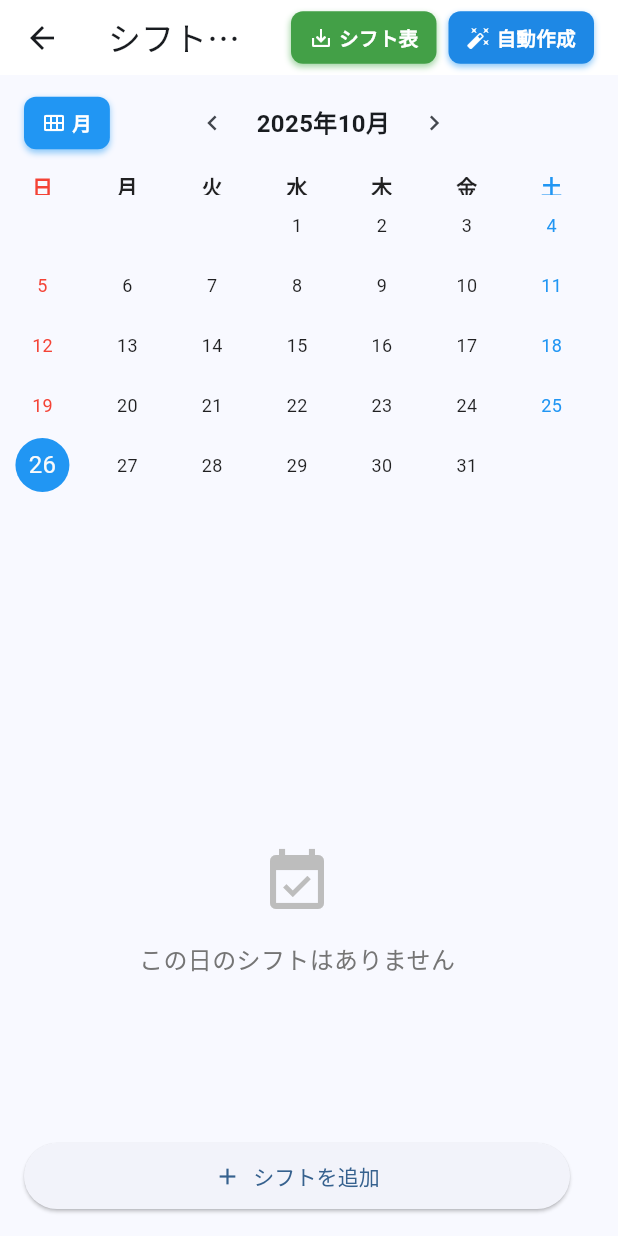
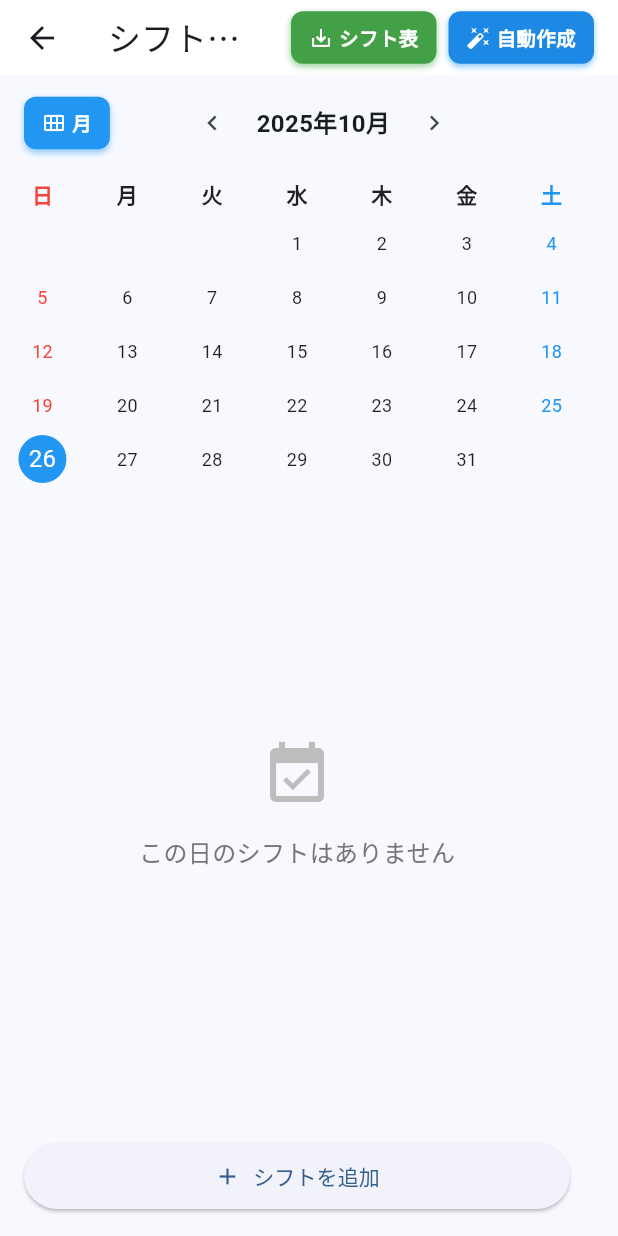
Before and after one commit to shi-takahashi/shift_kobo, a Flutter app: the CalendarScreen screen opened directly with empty values, on a phone screen of 412 x 824 dp. Run offline on Flutter 3.47's test engine with Material 3 defaults, Android fonts, the phone set to English and light mode, and no system bars; drawn by our look-alikes of table_calendar; our stand-ins replace cloud_firestore, cloud_functions, file_picker, firebase_auth, firebase_core, firebase_messaging and 8 more; missing offline and left inert: excel, holiday_jp; accounts and stored records are empty; network calls fail.

Commit message:
シフト管理画面の表示改善

```diff
--- a/lib/screens/calendar_screen.dart
+++ b/lib/screens/calendar_screen.dart
@@ -1,20 +1,22 @@
+import 'package:flutter/foundation.dart' show kIsWeb;
 import 'package:flutter/material.dart';
 import 'package:flutter/services.dart';
+import 'package:holiday_jp/holiday_jp.dart' as holiday_jp;
+import 'package:provider/provider.dart';
 import 'package:table_calendar/table_calendar.dart';
-import 'package:provider/provider.dart';
-import 'package:holiday_jp/holiday_jp.dart' as holiday_jp;
+
 import '../models/app_user.dart';
+import '../models/shift.dart';
+import '../models/shift_time_setting.dart';
+import '../models/shift_type.dart' as old_shift_type;
+import '../models/staff.dart';
+import '../providers/monthly_requirements_provider.dart';
 import '../providers/shift_provider.dart';
+import '../providers/shift_time_provider.dart';
 import '../providers/staff_provider.dart';
-import '../providers/shift_time_provider.dart';
-import '../providers/monthly_requirements_provider.dart';
-import '../models/shift.dart';
-import '../models/staff.dart';
-import '../models/shift_type.dart' as old_shift_type;
-import '../models/shift_time_setting.dart';
-import '../widgets/shift_edit_dialog.dart';
 import '../utils/japanese_calendar_utils.dart';
 import '../widgets/auto_assignment_dialog.dart';
+import '../widgets/shift_edit_dialog.dart';
 import '../widgets/shift_quick_action_dialog.dart';
 import 'export_screen.dart';
 
@@ -32,13 +34,15 @@ class CalendarScreen extends StatefulWidget {
 
 class _CalendarScreenState extends State<CalendarScreen> {
   late final ValueNotifier<List<Shift>> _selectedShifts;
-  CalendarFormat _calendarFormat = CalendarFormat.month;
+  late CalendarFormat _calendarFormat;
   DateTime _focusedDay = DateTime.now();
   DateTime? _selectedDay;
 
   @override
   void initState() {
     super.initState();
+    // Web版ではデフォルトを週表示、アプリ版は月表示
+    _calendarFormat = kIsWeb ? CalendarFormat.week : CalendarFormat.month;
     _selectedDay = DateTime.now();
     _selectedShifts = ValueNotifier(_getShiftsForDay(_selectedDay!));
   }
@@ -47,6 +51,23 @@ class _CalendarScreenState extends State<CalendarScreen> {
   void dispose() {
     _selectedShifts.dispose();
     super.dispose();
+  }
+
+  /// 月表示の週数を計算（4週または5週）
+  int _getWeeksInMonth(DateTime month) {
+    final firstDay = DateTime(month.year, month.month, 1);
+    final lastDay = DateTime(month.year, month.month + 1, 0);
+
+    // 最初の日の曜日（日曜=0, 月曜=1...土曜=6）
+    final firstWeekday =
+        firstDay.weekday % 7; // Dart weekday: 月=1...日=7 → 日曜始まり: 日=0...土=6
+
+    // 月の日数
+    final daysInMonth = lastDay.day;
+
+    // 必要な週数を計算
+    final totalDays = firstWeekday + daysInMonth;
+    return (totalDays / 7).ceil(); // 4週 or 5週
   }
 
   /// シフトタイプ名から色を取得（新しいShiftTimeSettingに対応）
@@ -144,9 +165,12 @@ class _CalendarScreenState extends State<CalendarScreen> {
                       MaterialPageRoute(
                         builder: (context) => MultiProvider(
                           providers: [
-                            ChangeNotifierProvider<ShiftProvider>.value(value: shiftProvider),
-                            ChangeNotifierProvider<StaffProvider>.value(value: staffProvider),
-                            ChangeNotifierProvider<ShiftTimeProvider>.value(value: shiftTimeProvider),
+                            ChangeNotifierProvider<ShiftProvider>.value(
+                                value: shiftProvider),
+                            ChangeNotifierProvider<StaffProvider>.value(
+                                value: staffProvider),
+                            ChangeNotifierProvider<ShiftTimeProvider>.value(
+                                value: shiftTimeProvider),
                           ],
                           child: ExportScreen(
                             initialMonth: _focusedDay,
@@ -166,7 +190,8 @@ class _CalendarScreenState extends State<CalendarScreen> {
                   },
                   borderRadius: BorderRadius.circular(8.0),
                   child: Padding(
-                    padding: const EdgeInsets.symmetric(horizontal: 12, vertical: 8),
+                    padding:
+                        const EdgeInsets.symmetric(horizontal: 12, vertical: 8),
                     child: Row(
                       mainAxisSize: MainAxisSize.min,
                       children: [
@@ -208,7 +233,8 @@ class _CalendarScreenState extends State<CalendarScreen> {
                     onTap: () => _showAutoAssignmentDialog(context),
                     borderRadius: BorderRadius.circular(8.0),
                     child: Padding(
-                      padding: const EdgeInsets.symmetric(horizontal: 12, vertical: 8),
+                      padding: const EdgeInsets.symmetric(
+                          horizontal: 12, vertical: 8),
                       child: Row(
                         mainAxisSize: MainAxisSize.min,
                         children: [
@@ -240,9 +266,23 @@ class _CalendarScreenState extends State<CalendarScreen> {
             padding: const EdgeInsets.only(right: 16.0),
             child: Column(
               children: [
+                // デプロイ確認用バナー（Web版のみ、一時的）
+                if (kIsWeb)
+                  Container(
+                    width: double.infinity,
+                    padding:
+                        const EdgeInsets.symmetric(vertical: 4, horizontal: 8),
+                    color: Colors.orange.shade100,
+                    child: const Text(
+                      'デプロイ確認: v1.0.4+9 (2025-10-26 22:45 カレンダー高さ可変化)',
+                      style: TextStyle(fontSize: 10, color: Colors.black87),
+                      textAlign: TextAlign.center,
+                    ),
+                  ),
                 // カスタムヘッダー
                 Container(
-                  padding: const EdgeInsets.symmetric(horizontal: 16.0, vertical: 8.0),
+                  padding: const EdgeInsets.symmetric(
+                      horizontal: 16.0, vertical: 8.0),
                   child: Row(
                     children: [
                       // 月/週切り替えボタン（左端に配置）
@@ -261,14 +301,16 @@ class _CalendarScreenState extends State<CalendarScreen> {
                         child: InkWell(
                           onTap: () {
                             setState(() {
-                              _calendarFormat = _calendarFormat == CalendarFormat.month
+                              _calendarFormat =
+                                  _calendarFormat == CalendarFormat.month
                                       ? CalendarFormat.week
                                       : CalendarFormat.month;
                             });
                           },
                           borderRadius: BorderRadius.circular(8.0),
                           child: Padding(
-                            padding: const EdgeInsets.symmetric(horizontal: 12, vertical: 8),
+                            padding: const EdgeInsets.symmetric(
+                                horizontal: 12, vertical: 8),
                             child: Row(
                               mainAxisSize: MainAxisSize.min,
                               children: [
@@ -281,7 +323,9 @@ class _CalendarScreenState extends State<CalendarScreen> {
                                 ),
                                 const SizedBox(width: 4),
                                 Text(
-                                  _calendarFormat == CalendarFormat.month ? '月' : '週',
+                                  _calendarFormat == CalendarFormat.month
+                                      ? '月'
+                                      : '週',
                                   style: const TextStyle(
                                     color: Colors.white,
                                     fontSize: 13,
@@ -299,12 +343,15 @@ class _CalendarScreenState extends State<CalendarScreen> {
                       IconButton(
                         icon: const Icon(Icons.chevron_left, size: 20),
                         onPressed: () {
-                          final isMonthMode = _calendarFormat == CalendarFormat.month;
+                          final isMonthMode =
+                              _calendarFormat == CalendarFormat.month;
                           setState(() {
                             if (isMonthMode) {
-                              _focusedDay = DateTime(_focusedDay.year, _focusedDay.month - 1, 1);
+                              _focusedDay = DateTime(
+                                  _focusedDay.year, _focusedDay.month - 1, 1);
                             } else {
-                              _focusedDay = _focusedDay.subtract(const Duration(days: 7));
+                              _focusedDay =
+                                  _focusedDay.subtract(const Duration(days: 7));
                             }
                             _selectedDay = null;
                           });
@@ -320,7 +367,8 @@ class _CalendarScreenState extends State<CalendarScreen> {
                         constraints: const BoxConstraints(minWidth: 100),
                         child: Text(
                           JapaneseCalendarUtils.formatMonthYear(_focusedDay),
-                          style: const TextStyle(fontSize: 16, fontWeight: FontWeight.w600),
+                          style: const TextStyle(
+                              fontSize: 16, fontWeight: FontWeight.w600),
                           textAlign: TextAlign.center,
                         ),
                       ),
@@ -328,12 +376,15 @@ class _CalendarScreenState extends State<CalendarScreen> {
                       IconButton(
                         icon: const Icon(Icons.chevron_right, size: 20),
                         onPressed: () {
-                          final isMonthMode = _calendarFormat == CalendarFormat.month;
+                          final isMonthMode =
+                              _calendarFormat == CalendarFormat.month;
                           setState(() {
                             if (isMonthMode) {
-                              _focusedDay = DateTime(_focusedDay.year, _focusedDay.month + 1, 1);
+                              _focusedDay = DateTime(
+                                  _focusedDay.year, _focusedDay.month + 1, 1);
                             } else {
-                              _focusedDay = _focusedDay.add(const Duration(days: 7));
+                              _focusedDay =
+                                  _focusedDay.add(const Duration(days: 7));
                             }
                             _selectedDay = null;
                           });
@@ -349,21 +400,12 @@ class _CalendarScreenState extends State<CalendarScreen> {
                     ],
                   ),
                 ),
-                Expanded(
-                  child: LayoutBuilder(
-                    builder: (context, constraints) {
-                      // カレンダーに必要な最小高さを計算
-                      final availableHeight = constraints.maxHeight;
-                      final headerHeight = 40.0; // ヘッダー高さ
-                      final rowCount = _calendarFormat == CalendarFormat.month ? 6 : 1;
-                      final totalRowHeight = rowCount * 40.0; // 各行の高さを縮小
-                      final requiredHeight = headerHeight + totalRowHeight + 20; // マージン
-
-                      final calendarHeight = requiredHeight < availableHeight
-                          ? requiredHeight
-                          : availableHeight - 10;
-
-                      final calendar = TableCalendar<Shift>(
+                // カレンダー（高さは週数に応じて可変）
+                AnimatedSize(
+                  duration: const Duration(milliseconds: 200),
+                  curve: Curves.easeInOut,
+                  alignment: Alignment.topCenter,
+                  child: TableCalendar<Shift>(
                     firstDay: DateTime.utc(2020, 1, 1),
                     lastDay: DateTime.utc(2030, 12, 31),
                     focusedDay: _focusedDay,
@@ -382,7 +424,10 @@ class _CalendarScreenState extends State<CalendarScreen> {
                       CalendarFormat.month: '月',
                       CalendarFormat.week: '週',
                     },
-                        rowHeight: _calendarFormat == CalendarFormat.month ? 40.0 : 48.0,
+                    daysOfWeekHeight: 30.0,
+                    rowHeight: _calendarFormat == CalendarFormat.month
+                        ? (kIsWeb ? 32.0 : 36.0)
+                        : 40.0,
                     calendarStyle: const CalendarStyle(
                       outsideDaysVisible: false,
                       selectedDecoration: BoxDecoration(
@@ -400,8 +445,10 @@ class _CalendarScreenState extends State<CalendarScreen> {
                       // カレンダーの縦幅を縮小
                       cellMargin: EdgeInsets.all(2.0),
                       defaultTextStyle: TextStyle(fontSize: 12),
-                          weekendTextStyle: TextStyle(color: Colors.red, fontSize: 12),
-                          holidayTextStyle: TextStyle(color: Colors.red, fontSize: 12),
+                      weekendTextStyle:
+                          TextStyle(color: Colors.red, fontSize: 12),
+                      holidayTextStyle:
+                          TextStyle(color: Colors.red, fontSize: 12),
                     ),
                     headerVisible: false, // デフォルトヘッダーを非表示
                     onDaySelected: _onDaySelected,
@@ -427,7 +474,8 @@ class _CalendarScreenState extends State<CalendarScreen> {
                         return _buildShiftMarkers(shifts);
                       },
                       dowBuilder: (context, day) {
-                            final text = JapaneseCalendarUtils.getJapaneseDayOfWeek(day);
+                        final text =
+                            JapaneseCalendarUtils.getJapaneseDayOfWeek(day);
                         return Center(
                           child: Text(
                             text,
@@ -459,17 +507,10 @@ class _CalendarScreenState extends State<CalendarScreen> {
                         );
                       },
                     ),
-                      );
-
-                      // 適切なサイズ制御でオーバーフローを防止
-                      return SizedBox(
-                        height: calendarHeight,
-                        child: calendar,
-                      );
-                    },
                   ),
                 ),
                 const SizedBox(height: 4.0),
+                // スタッフ一覧（残りの縦スペースを全て使用）
                 Expanded(
                   child: ValueListenableBuilder<List<Shift>>(
                     valueListenable: _selectedShifts,
@@ -534,10 +575,16 @@ class _CalendarScreenState extends State<CalendarScreen> {
                                   itemBuilder: (context, index) {
                                     return _ShiftTile(
                                       shift: value[index],
-                                    shiftColor: _getShiftTypeColor(value[index].shiftType),
-                                    onEdit: (shift) => _showEditShiftDialog(context, shift),
-                                    onDelete: (shift) => _showDeleteConfirmDialog(context, shift),
-                                    onQuickAction: (shift) => _showQuickActionDialog(context, shift),
+                                      shiftColor: _getShiftTypeColor(
+                                          value[index].shiftType),
+                                      onEdit: (shift) =>
+                                          _showEditShiftDialog(context, shift),
+                                      onDelete: (shift) =>
+                                          _showDeleteConfirmDialog(
+                                              context, shift),
+                                      onQuickAction: (shift) =>
+                                          _showQuickActionDialog(
+                                              context, shift),
                                       isAdmin: widget.appUser.isAdmin,
                                     );
                                   },
@@ -556,7 +603,8 @@ class _CalendarScreenState extends State<CalendarScreen> {
                                   icon: const Icon(Icons.add),
                                   label: const Text('シフトを追加'),
                                   style: ElevatedButton.styleFrom(
-                                padding: const EdgeInsets.symmetric(vertical: 12),
+                                    padding: const EdgeInsets.symmetric(
+                                        vertical: 12),
                                   ),
                                 ),
                               ),
@@ -578,7 +626,8 @@ class _CalendarScreenState extends State<CalendarScreen> {
     final shiftProvider = context.read<ShiftProvider>();
     final staffProvider = context.read<StaffProvider>();
     final shiftTimeProvider = context.read<ShiftTimeProvider>();
-    final monthlyRequirementsProvider = context.read<MonthlyRequirementsProvider>();
+    final monthlyRequirementsProvider =
+        context.read<MonthlyRequirementsProvider>();
 
     showDialog<bool>(
       context: context,
@@ -587,8 +636,10 @@ class _CalendarScreenState extends State<CalendarScreen> {
         providers: [
           ChangeNotifierProvider<ShiftProvider>.value(value: shiftProvider),
           ChangeNotifierProvider<StaffProvider>.value(value: staffProvider),
-          ChangeNotifierProvider<ShiftTimeProvider>.value(value: shiftTimeProvider),
-          ChangeNotifierProvider<MonthlyRequirementsProvider>.value(value: monthlyRequirementsProvider),
+          ChangeNotifierProvider<ShiftTimeProvider>.value(
+              value: shiftTimeProvider),
+          ChangeNotifierProvider<MonthlyRequirementsProvider>.value(
+              value: monthlyRequirementsProvider),
         ],
         child: AutoAssignmentDialog(
           selectedMonth: _focusedDay,
@@ -635,7 +686,8 @@ class _CalendarScreenState extends State<CalendarScreen> {
         providers: [
           ChangeNotifierProvider<ShiftProvider>.value(value: shiftProvider),
           ChangeNotifierProvider<StaffProvider>.value(value: staffProvider),
-          ChangeNotifierProvider<ShiftTimeProvider>.value(value: shiftTimeProvider),
+          ChangeNotifierProvider<ShiftTimeProvider>.value(
+              value: shiftTimeProvider),
         ],
         child: ShiftEditDialog(selectedDate: _selectedDay!),
       ),
@@ -670,7 +722,8 @@ class _CalendarScreenState extends State<CalendarScreen> {
         providers: [
           ChangeNotifierProvider<ShiftProvider>.value(value: shiftProvider),
           ChangeNotifierProvider<StaffProvider>.value(value: staffProvider),
-          ChangeNotifierProvider<ShiftTimeProvider>.value(value: shiftTimeProvider),
+          ChangeNotifierProvider<ShiftTimeProvider>.value(
+              value: shiftTimeProvider),
         ],
         child: ShiftEditDialog(
           selectedDate: shift.date,
@@ -732,7 +785,6 @@ class _CalendarScreenState extends State<CalendarScreen> {
         setState(() {});
         _selectedShifts.value = _getShiftsForDay(_selectedDay!);
       }
-
     }
   }
 
@@ -773,10 +825,12 @@ class _CalendarScreenState extends State<CalendarScreen> {
     final shiftProvider = context.read<ShiftProvider>();
 
     // 移動先の日付に同じスタッフのシフトがないかチェック
-    final conflictShifts = shiftProvider.getShiftsForDate(newDate)
+    final conflictShifts = shiftProvider
+        .getShiftsForDate(newDate)
         .where((s) => s.staffId == shift.staffId)
         .toList();
-    final conflictShift = conflictShifts.isNotEmpty ? conflictShifts.first : null;
+    final conflictShift =
+        conflictShifts.isNotEmpty ? conflictShifts.first : null;
 
     if (conflictShift != null) {
       ScaffoldMessenger.of(context).showSnackBar(
@@ -971,7 +1025,8 @@ class _ShiftTile extends StatelessWidget {
             subtitle: Row(
               children: [
                 Container(
-                padding: const EdgeInsets.symmetric(horizontal: 6, vertical: 1),
+                  padding:
+                      const EdgeInsets.symmetric(horizontal: 6, vertical: 1),
                   decoration: BoxDecoration(
                     color: shiftColor.withOpacity(0.1),
                     borderRadius: BorderRadius.circular(10),
--- a/pubspec.yaml
+++ b/pubspec.yaml
@@ -16,7 +16,7 @@ publish_to: 'none' # Remove this line if you wish to publish to pub.dev
 # https://developer.apple.com/library/archive/documentation/General/Reference/InfoPlistKeyReference/Articles/CoreFoundationKeys.html
 # In Windows, build-name is used as the major, minor, and patch parts
 # of the product and file versions while build-number is used as the build suffix.
-version: 1.0.4+8
+version: 1.0.4+9
 
 environment:
   sdk: ^3.5.3
```
Also changed, not shown: firebase.json, 3 other files. Lines whose indentation alone changed are shown as unchanged.
